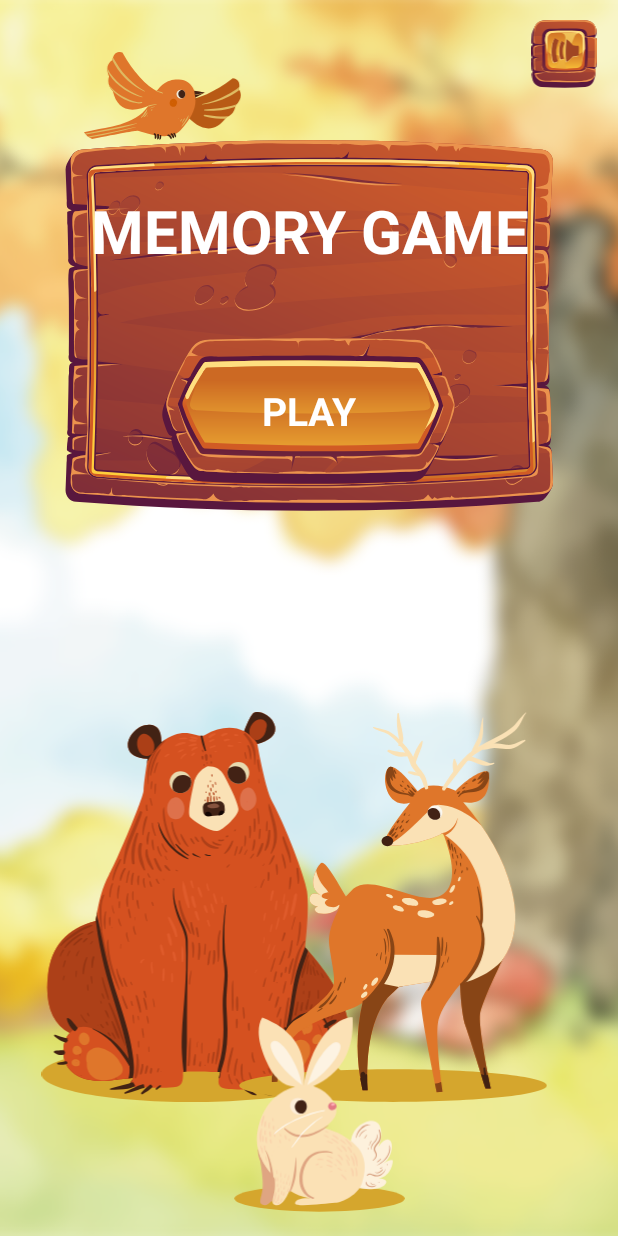
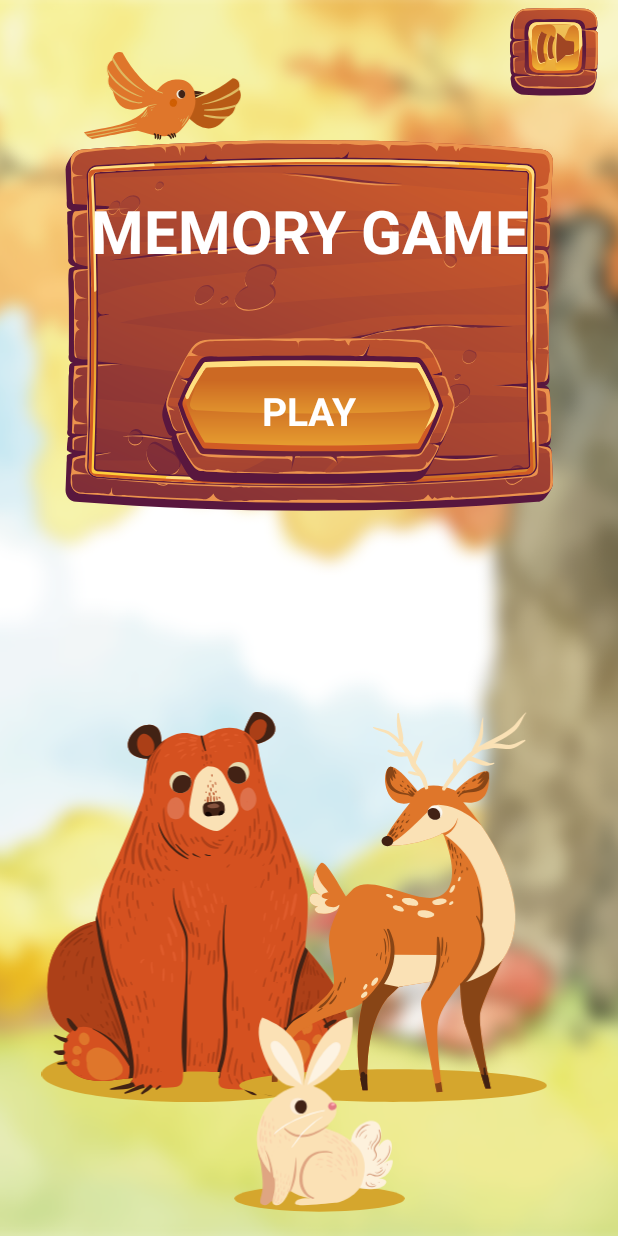
Before and after one commit to jelena-pesevski/Memory-MuzejRS, an Android app: the screen it shows after launch (MainActivity), on a phone screen of 412 x 824 dp. Run offline under Robolectric (Android 15) with nearby library versions, the light colour scheme and no system bars; our stand-ins replace Room's generated code, sdp/ssp sizes.

Commit message:
sound prefereces fixed, some layout fixes

```diff
--- a/app/src/main/java/org/unibl/etf/memory/MainActivity.java
+++ b/app/src/main/java/org/unibl/etf/memory/MainActivity.java
@@ -9,6 +9,7 @@ import androidx.appcompat.app.AppCompatActivity;
 
 import org.unibl.etf.memory.database.MemoryCard;
 import org.unibl.etf.memory.database.MemoryCardDatabase;
+import org.unibl.etf.memory.utils.Preferences;
 
 import java.lang.ref.WeakReference;
 import java.util.List;
@@ -25,11 +26,11 @@ public class MainActivity extends AppCompatActivity {
         displayList();
     }
 
-
     private void displayList() {
         memoryCardDatabase = MemoryCardDatabase.getInstance(getApplicationContext());
         new MainActivity.RetrieveTask(this).execute();
     }
+
     private static class RetrieveTask extends AsyncTask<Void, Void, List<MemoryCard>> {
 
         private WeakReference<MainActivity> activityReference;
@@ -59,16 +60,18 @@ public class MainActivity extends AppCompatActivity {
 
 
     @Override
-    public void onStop(){
-        super.onStop();
-        stopService(new Intent(this, BackgroundMusic.class));
-        Log.d("TAG", "onStop");
+    public void onPause(){
+        super.onPause();
+        if(Preferences.getIsMusicPlaying(this)) {
+            stopService(new Intent(this, BackgroundMusic.class));
+        }
     }
 
     @Override
     public void onResume(){
         super.onResume();
-        startService(new Intent( this, BackgroundMusic.class ));
-        Log.d("TAG", "onResume");
+        if(Preferences.getIsMusicPlaying(this)){
+            startService(new Intent( this, BackgroundMusic.class ));
+        }
     }
 }
--- a/app/src/main/java/org/unibl/etf/memory/StartScreenFragment.java
+++ b/app/src/main/java/org/unibl/etf/memory/StartScreenFragment.java
@@ -1,7 +1,11 @@
 package org.unibl.etf.memory;
 
+import android.content.Intent;
 import android.os.Bundle;
 
+import androidx.annotation.NonNull;
+import androidx.annotation.Nullable;
+import androidx.core.content.ContextCompat;
 import androidx.fragment.app.Fragment;
 import androidx.navigation.Navigation;
 
@@ -10,6 +14,10 @@ import android.view.View;
 import android.view.ViewGroup;
 import android.widget.ImageView;
 import android.widget.Toast;
+
+import org.unibl.etf.memory.utils.Preferences;
+
+import java.util.prefs.PreferenceChangeEvent;
 
 public class StartScreenFragment extends Fragment {
 
@@ -24,6 +32,37 @@ public class StartScreenFragment extends Fragment {
             }
         });
 
+        root.findViewById(R.id.sound_btn).setOnClickListener(this::soundBtnCLicked);
+
         return root;
     }
+
+    @Override
+    public void onViewCreated( View view, Bundle savedInstanceState){
+        super.onViewCreated(view, savedInstanceState);
+
+        Boolean isMusicPlaying= Preferences.getIsMusicPlaying(requireActivity());
+        this.updateSoundIcon(view, isMusicPlaying);
+    }
+
+    private void updateSoundIcon(View view, Boolean isMusicPlaying) {
+        if(isMusicPlaying){
+            view.findViewById(R.id.sound_btn).setBackground(ContextCompat.getDrawable(requireActivity(), R.drawable.ic_sound_on ));
+        }else{
+            view.findViewById(R.id.sound_btn).setBackground(ContextCompat.getDrawable(requireActivity(),R.drawable.ic_sound_off));
+        }
+    }
+
+    private void soundBtnCLicked(View view) {
+        Boolean newMusicPreference=!Preferences.getIsMusicPlaying(requireActivity());
+        Preferences.changeIsMusicPlaying(requireActivity(), newMusicPreference);
+
+        if(newMusicPreference){
+            requireActivity().startService(new Intent(requireActivity(), BackgroundMusic.class));
+        }else{
+            requireActivity().stopService(new Intent(requireActivity(), BackgroundMusic.class));
+        }
+
+        this.updateSoundIcon(view, newMusicPreference);
+    }
 }
--- a/app/src/main/java/org/unibl/etf/memory/database/MemoryCard.java
+++ b/app/src/main/java/org/unibl/etf/memory/database/MemoryCard.java
@@ -5,7 +5,7 @@ import androidx.room.Entity;
 import androidx.room.Ignore;
 import androidx.room.PrimaryKey;
 
-import org.unibl.etf.memory.Constants;
+import org.unibl.etf.memory.utils.Constants;
 
 import java.io.Serializable;
 
--- a/app/src/main/java/org/unibl/etf/memory/database/MemoryCardDao.java
+++ b/app/src/main/java/org/unibl/etf/memory/database/MemoryCardDao.java
@@ -6,7 +6,7 @@ import androidx.room.Insert;
 import androidx.room.Query;
 import androidx.room.Update;
 
-import org.unibl.etf.memory.Constants;
+import org.unibl.etf.memory.utils.Constants;
 
 import java.util.List;
 
--- a/app/src/main/java/org/unibl/etf/memory/database/MemoryCardDatabase.java
+++ b/app/src/main/java/org/unibl/etf/memory/database/MemoryCardDatabase.java
@@ -7,7 +7,7 @@ import androidx.room.Room;
 import androidx.room.RoomDatabase;
 import androidx.room.TypeConverters;
 
-import org.unibl.etf.memory.Constants;
+import org.unibl.etf.memory.utils.Constants;
 
 @Database(entities = { MemoryCard.class }, version = 1)
 @TypeConverters({DateRoomConverter.class})
--- a/app/src/main/java/org/unibl/etf/memory/Constants.java
+++ b/app/src/main/java/org/unibl/etf/memory/utils/Constants.java
@@ -1,4 +1,4 @@
-package org.unibl.etf.memory;
+package org.unibl.etf.memory.utils;
 
 public class Constants {
 
--- a/app/src/main/res/layout-land/fragment_start_screen.xml
+++ b/app/src/main/res/layout-land/fragment_start_screen.xml
@@ -93,7 +93,6 @@
         android:id="@+id/bunnyImg"
         android:layout_width="@dimen/_100sdp"
         android:layout_height="@dimen/_100sdp"
-
         app:layout_constraintBottom_toBottomOf="parent"
         app:layout_constraintEnd_toStartOf="@+id/bambiImg"
         app:layout_constraintHorizontal_bias="0.545"
@@ -104,11 +103,11 @@
 
     <ImageView
         android:id="@+id/sound_btn"
-        android:layout_width="@dimen/_33sdp"
-        android:layout_height="@dimen/_33sdp"
+        android:layout_width="@dimen/_45sdp"
+        android:layout_height="@dimen/_45sdp"
         android:layout_marginTop="@dimen/_10sdp"
         android:layout_marginEnd="@dimen/_10sdp"
-        android:src="@drawable/ic_sound_on"
+        android:clickable="true"
         app:layout_constraintEnd_toEndOf="parent"
         app:layout_constraintTop_toTopOf="parent" />
 
--- a/app/src/main/res/layout/fragment_start_screen.xml
+++ b/app/src/main/res/layout/fragment_start_screen.xml
@@ -103,12 +103,12 @@
 
     <ImageView
         android:id="@+id/sound_btn"
+        android:layout_width="@dimen/_45sdp"
+        android:layout_height="@dimen/_45sdp"
+        android:layout_marginTop="@dimen/_4sdp"
+        android:layout_marginEnd="@dimen/_10sdp"
+        android:clickable="true"
         android:tag="sound"
-        android:layout_width="@dimen/_35sdp"
-        android:layout_height="@dimen/_35sdp"
-        android:layout_marginTop="@dimen/_10sdp"
-        android:layout_marginEnd="@dimen/_10sdp"
-        android:src="@drawable/ic_sound_on"
         app:layout_constraintEnd_toEndOf="parent"
         app:layout_constraintTop_toTopOf="parent" />
 
--- a/app/src/main/res/values/strings.xml
+++ b/app/src/main/res/values/strings.xml
@@ -2,9 +2,9 @@
     <string name="app_name">Memory game</string>
     <string name="play">PLAY</string>
     <string name="title">MEMORY GAME</string>
+    <string name="gameOverMsg">WELL DONE!</string>
     <string name="levels_page_txt">CHOOSE LEVEL BY CLICKING ON ONE OF THE ANIMALS</string>
     <string name="db_name" translatable="false">DataBase</string>
     <string name="Table_Name" translatable="false">MemoryCard</string>
-    <!-- TODO: Remove or change this placeholder text -->
-    <string name="hello_blank_fragment">Hello blank fragment</string>
+
 </resources>
```
Also changed, not shown: app/src/main/java/org/unibl/etf/memory/GameFragment.java (+8 -2 lines), app/src/main/java/org/unibl/etf/memory/LevelsScreenFragment.java (+35 -38 lines), app/src/main/java/org/unibl/etf/memory/utils/Preferences.java (added, +43 -0 lines), app/src/main/res/layout-land/fragment_levels_screen.xml (+6 -7 lines), app/src/main/res/layout/fragment_game_over.xml (+7 -5 lines), 1 other file.
